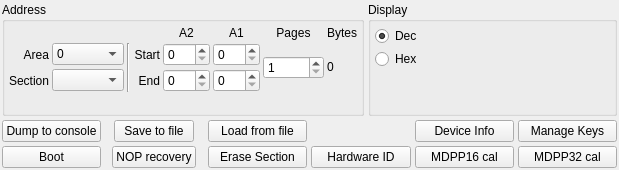
flueke/libmvp, file src/mvp_advanced_widget.ui: the form before one commit.
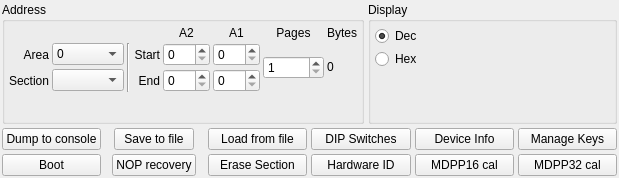
The form after the commit.

Commit message:
a new "read DIP switches" action to the advanced widget
Sends a NOP to the flash and prints the dip switch settings encoded in the
flash responses. Currently attempts the read up to 100 times in a loop
returning if a non-zero result is encountered. Done to debug issues with
the mvp VME interface.

What changed in the file:
```diff
--- a/src/mvp_advanced_widget.ui
+++ b/src/mvp_advanced_widget.ui
@@ -7,7 +7,7 @@
     <x>0</x>
     <y>0</y>
     <width>619</width>
-    <height>170</height>
+    <height>178</height>
    </rect>
   </property>
   <property name="windowTitle">
@@ -382,6 +382,13 @@
        </property>
       </widget>
      </item>
+     <item row="0" column="3">
+      <widget class="QPushButton" name="pb_dip_switches">
+       <property name="text">
+        <string>DIP Switches</string>
+       </property>
+      </widget>
+     </item>
     </layout>
    </item>
   </layout>
```
The commit also changes 4 other files.
